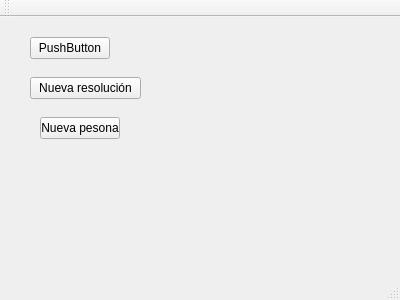
The window that mainwindow.ui (rogorido/qtpredicadores) describes before a commit, drawn with Qt 5.
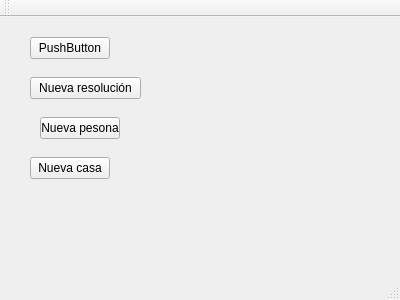
The same window after the commit.

Commit message: Funciones del form NuevaCasa

Patch:
```diff
--- a/mainwindow.ui
+++ b/mainwindow.ui
@@ -53,6 +53,19 @@
      <string>Nueva pesona</string>
     </property>
    </widget>
+   <widget class="QPushButton" name="btNuevaCasa">
+    <property name="geometry">
+     <rect>
+      <x>30</x>
+      <y>140</y>
+      <width>80</width>
+      <height>22</height>
+     </rect>
+    </property>
+    <property name="text">
+     <string>Nueva casa</string>
+    </property>
+   </widget>
   </widget>
   <widget class="QMenuBar" name="menuBar">
    <property name="geometry">
```
The commit also changes 5 other files.
